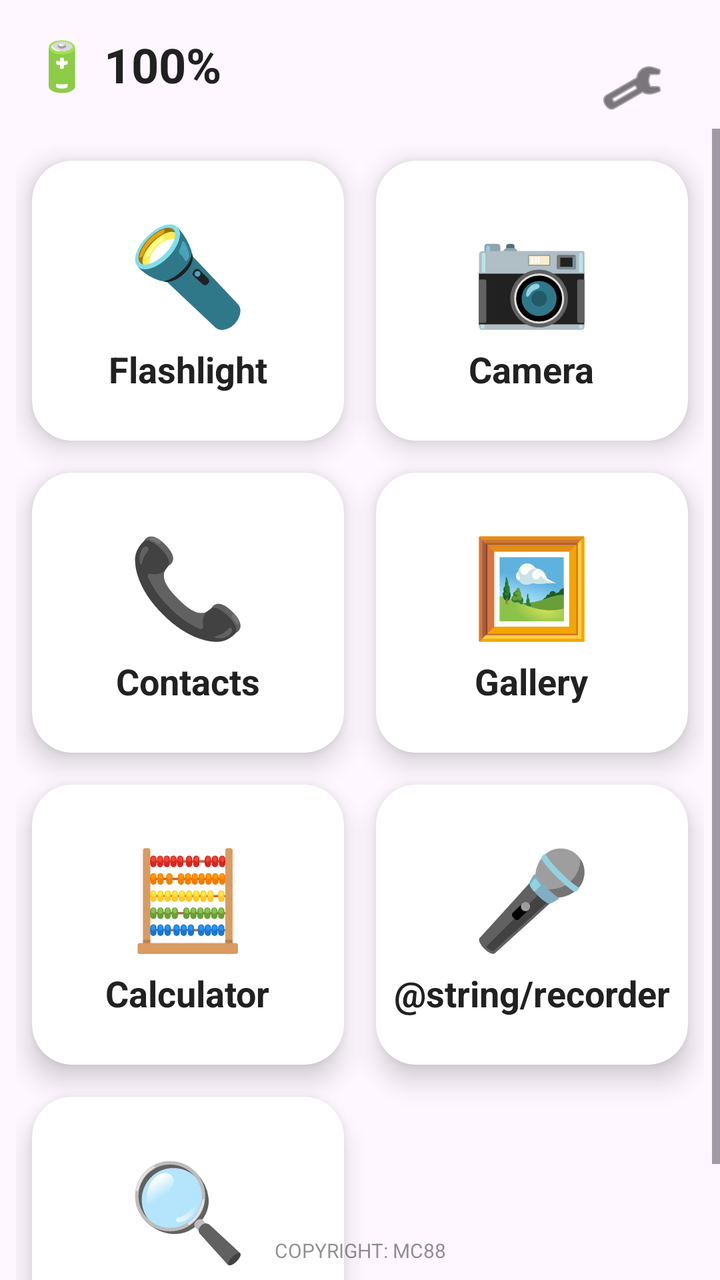
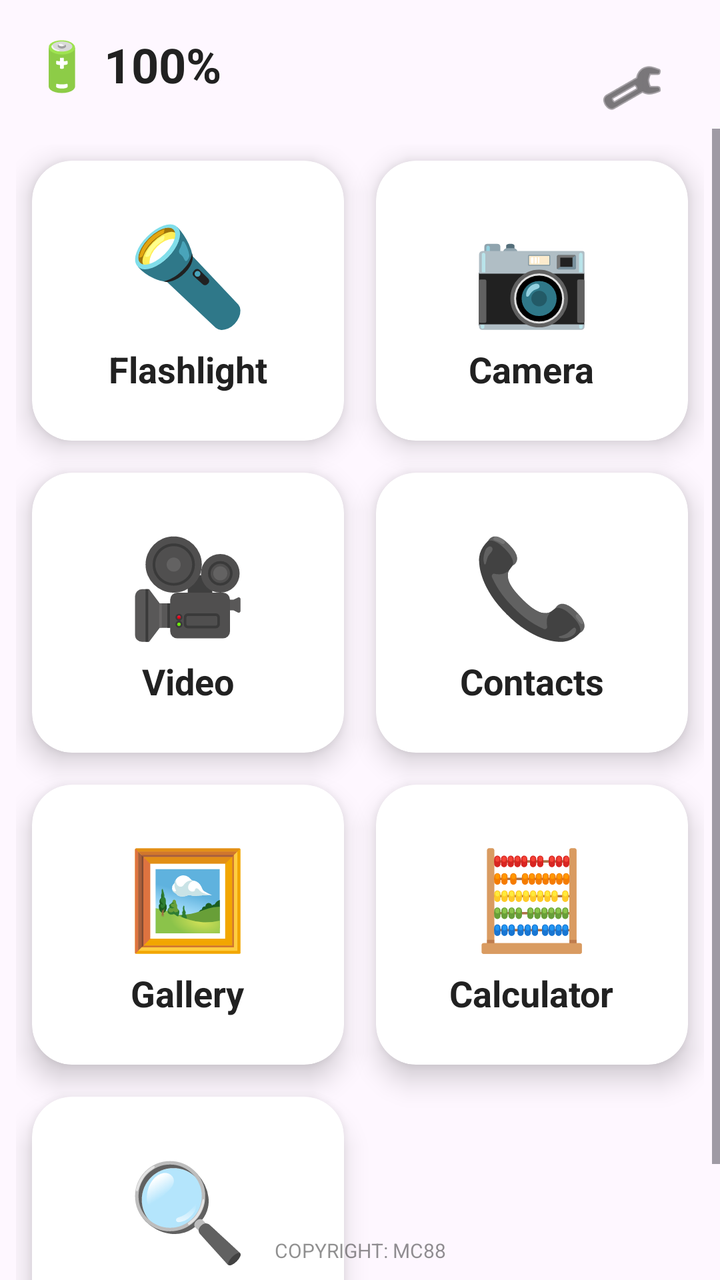

An Android layout rendered at two revisions. The XML below is the earlier revision; the diff shows what the commit changed to produce the second picture.
<!-- AndroidManifest.xml: application theme Theme.Quick88 -->
<!-- res/layout/activity_main.xml -->
<?xml version="1.0" encoding="utf-8"?>
<androidx.constraintlayout.widget.ConstraintLayout xmlns:android="http://schemas.android.com/apk/res/android"
    xmlns:app="http://schemas.android.com/apk/res-auto"
    android:layout_width="match_parent"
    android:layout_height="match_parent"
    android:background="?android:attr/colorBackground">

    <TextView
        android:id="@+id/tvBatteryTop"
        android:layout_width="wrap_content"
        android:layout_height="wrap_content"
        android:layout_margin="16dp"
        android:text="🔋 100%"
        android:textColor="?android:attr/textColorPrimary"
        android:textSize="24sp"
        android:textStyle="bold"
        app:layout_constraintStart_toStartOf="parent"
        app:layout_constraintTop_toTopOf="parent" />

    <ImageButton
        android:id="@+id/btnTheme"
        android:layout_width="56dp"
        android:layout_height="56dp"
        android:layout_margin="16dp"
        android:background="?attr/selectableItemBackgroundBorderless"
        android:src="@android:drawable/ic_menu_manage"
        app:layout_constraintEnd_toEndOf="parent"
        app:layout_constraintTop_toTopOf="parent"
        app:tint="?android:attr/textColorPrimary" />

    <ScrollView
        android:layout_width="match_parent"
        android:layout_height="0dp"
        android:layout_marginTop="16dp"
        app:layout_constraintBottom_toBottomOf="parent"
        app:layout_constraintTop_toBottomOf="@+id/tvBatteryTop">

        <GridLayout
            android:layout_width="match_parent"
            android:layout_height="wrap_content"
            android:columnCount="2"
            android:padding="8dp">

            <androidx.cardview.widget.CardView android:id="@+id/cardFlashlight" android:layout_width="0dp" android:layout_height="140dp" android:layout_columnWeight="1" android:layout_margin="8dp" app:cardCornerRadius="20dp" app:cardElevation="8dp">
                <LinearLayout android:layout_width="match_parent" android:layout_height="match_parent" android:gravity="center" android:orientation="vertical">
                    <TextView android:layout_width="wrap_content" android:layout_height="wrap_content" android:text="🔦" android:textSize="48sp" />
                    <TextView android:layout_width="wrap_content" android:layout_height="wrap_content" android:layout_marginTop="4dp" android:text="@string/flashlight" android:textColor="#212121" android:textSize="18sp" android:textStyle="bold" />
                </LinearLayout>
            </androidx.cardview.widget.CardView>

            <androidx.cardview.widget.CardView android:id="@+id/cardCamera" android:layout_width="0dp" android:layout_height="140dp" android:layout_columnWeight="1" android:layout_margin="8dp" app:cardCornerRadius="20dp" app:cardElevation="8dp">
                <LinearLayout android:layout_width="match_parent" android:layout_height="match_parent" android:gravity="center" android:orientation="vertical">
                    <TextView android:layout_width="wrap_content" android:layout_height="wrap_content" android:text="📷" android:textSize="48sp" />
                    <TextView android:layout_width="wrap_content" android:layout_height="wrap_content" android:layout_marginTop="4dp" android:text="@string/camera" android:textColor="#212121" android:textSize="18sp" android:textStyle="bold" />
                </LinearLayout>
            </androidx.cardview.widget.CardView>

            <androidx.cardview.widget.CardView android:id="@+id/cardContacts" android:layout_width="0dp" android:layout_height="140dp" android:layout_columnWeight="1" android:layout_margin="8dp" app:cardCornerRadius="20dp" app:cardElevation="8dp">
                <LinearLayout android:layout_width="match_parent" android:layout_height="match_parent" android:gravity="center" android:orientation="vertical">
                    <TextView android:layout_width="wrap_content" android:layout_height="wrap_content" android:text="📞" android:textSize="48sp" />
                    <TextView android:layout_width="wrap_content" android:layout_height="wrap_content" android:layout_marginTop="4dp" android:text="@string/contacts" android:textColor="#212121" android:textSize="18sp" android:textStyle="bold" />
                </LinearLayout>
            </androidx.cardview.widget.CardView>

            <androidx.cardview.widget.CardView android:id="@+id/cardGallery" android:layout_width="0dp" android:layout_height="140dp" android:layout_columnWeight="1" android:layout_margin="8dp" app:cardCornerRadius="20dp" app:cardElevation="8dp">
                <LinearLayout android:layout_width="match_parent" android:layout_height="match_parent" android:gravity="center" android:orientation="vertical">
                    <TextView android:layout_width="wrap_content" android:layout_height="wrap_content" android:text="🖼️" android:textSize="48sp" />
                    <TextView android:layout_width="wrap_content" android:layout_height="wrap_content" android:layout_marginTop="4dp" android:text="@string/gallery" android:textColor="#212121" android:textSize="18sp" android:textStyle="bold" />
                </LinearLayout>
            </androidx.cardview.widget.CardView>

            <androidx.cardview.widget.CardView android:id="@+id/cardCalculator" android:layout_width="0dp" android:layout_height="140dp" android:layout_columnWeight="1" android:layout_margin="8dp" app:cardCornerRadius="20dp" app:cardElevation="8dp">
                <LinearLayout android:layout_width="match_parent" android:layout_height="match_parent" android:gravity="center" android:orientation="vertical">
                    <TextView android:layout_width="wrap_content" android:layout_height="wrap_content" android:text="🧮" android:textSize="48sp" />
                    <TextView android:layout_width="wrap_content" android:layout_height="wrap_content" android:layout_marginTop="4dp" android:text="@string/calculator" android:textColor="#212121" android:textSize="18sp" android:textStyle="bold" />
                </LinearLayout>
            </androidx.cardview.widget.CardView>

            <androidx.cardview.widget.CardView android:id="@+id/cardRecorder" android:layout_width="0dp" android:layout_height="140dp" android:layout_columnWeight="1" android:layout_margin="8dp" app:cardCornerRadius="20dp" app:cardElevation="8dp">
                <LinearLayout android:layout_width="match_parent" android:layout_height="match_parent" android:gravity="center" android:orientation="vertical">
                    <TextView android:layout_width="wrap_content" android:layout_height="wrap_content" android:text="🎤" android:textSize="48sp" />
                    <TextView android:layout_width="wrap_content" android:layout_height="wrap_content" android:layout_marginTop="4dp" android:text="@string/recorder" android:textColor="#212121" android:textSize="18sp" android:textStyle="bold" />
                </LinearLayout>
            </androidx.cardview.widget.CardView>

            <androidx.cardview.widget.CardView android:id="@+id/cardMagnifier" android:layout_width="0dp" android:layout_height="140dp" android:layout_columnWeight="1" android:layout_margin="8dp" app:cardCornerRadius="20dp" app:cardElevation="8dp">
                <LinearLayout android:layout_width="match_parent" android:layout_height="match_parent" android:gravity="center" android:orientation="vertical">
                    <TextView android:layout_width="wrap_content" android:layout_height="wrap_content" android:text="🔍" android:textSize="48sp" />
                    <TextView android:layout_width="wrap_content" android:layout_height="wrap_content" android:layout_marginTop="4dp" android:text="@string/magnifier" android:textColor="#212121" android:textSize="18sp" android:textStyle="bold" />
                </LinearLayout>
            </androidx.cardview.widget.CardView>

        </GridLayout>
    </ScrollView>

    <TextView
        android:layout_width="wrap_content"
        android:layout_height="wrap_content"
        android:layout_marginBottom="8dp"
        android:alpha="0.5"
        android:text="COPYRIGHT: MC88"
        android:textColor="?android:attr/textColorPrimary"
        android:textSize="10sp"
        app:layout_constraintBottom_toBottomOf="parent"
        app:layout_constraintEnd_toEndOf="parent"
        app:layout_constraintStart_toStartOf="parent" />

</androidx.constraintlayout.widget.ConstraintLayout>
<!-- resources referenced by this layout -->
<resources>
  <string name="calculator">Calculator</string>
  <string name="camera">Camera</string>
  <string name="contacts">Contacts</string>
  <string name="flashlight">Flashlight</string>
  <string name="gallery">Gallery</string>
  <string name="magnifier">Magnifier</string>
  <style name="Theme.Quick88" parent="Theme.Material3.Light.NoActionBar">
          <item name="android:windowBackground">@color/bg_light</item>
          <item name="android:textColorPrimary">@color/text_light</item>
      </style>
  <color name="bg_light">#F5F5F5</color>
  <color name="text_light">#212121</color>
</resources>

<!-- the commit's change to res/layout/activity_main.xml (unified diff, before → after) -->
@@ -55,6 +55,13 @@
                 </LinearLayout>
             </androidx.cardview.widget.CardView>
 
+            <androidx.cardview.widget.CardView android:id="@+id/cardVideo" android:layout_width="0dp" android:layout_height="140dp" android:layout_columnWeight="1" android:layout_margin="8dp" app:cardCornerRadius="20dp" app:cardElevation="8dp">
+                <LinearLayout android:layout_width="match_parent" android:layout_height="match_parent" android:gravity="center" android:orientation="vertical">
+                    <TextView android:layout_width="wrap_content" android:layout_height="wrap_content" android:text="🎥" android:textSize="48sp" />
+                    <TextView android:layout_width="wrap_content" android:layout_height="wrap_content" android:layout_marginTop="4dp" android:text="@string/video_camera" android:textColor="#212121" android:textSize="18sp" android:textStyle="bold" />
+                </LinearLayout>
+            </androidx.cardview.widget.CardView>
+
             <androidx.cardview.widget.CardView android:id="@+id/cardContacts" android:layout_width="0dp" android:layout_height="140dp" android:layout_columnWeight="1" android:layout_margin="8dp" app:cardCornerRadius="20dp" app:cardElevation="8dp">
                 <LinearLayout android:layout_width="match_parent" android:layout_height="match_parent" android:gravity="center" android:orientation="vertical">
                     <TextView android:layout_width="wrap_content" android:layout_height="wrap_content" android:text="📞" android:textSize="48sp" />
@@ -73,13 +80,6 @@
                 <LinearLayout android:layout_width="match_parent" android:layout_height="match_parent" android:gravity="center" android:orientation="vertical">
                     <TextView android:layout_width="wrap_content" android:layout_height="wrap_content" android:text="🧮" android:textSize="48sp" />
                     <TextView android:layout_width="wrap_content" android:layout_height="wrap_content" android:layout_marginTop="4dp" android:text="@string/calculator" android:textColor="#212121" android:textSize="18sp" android:textStyle="bold" />
-                </LinearLayout>
-            </androidx.cardview.widget.CardView>
-
-            <androidx.cardview.widget.CardView android:id="@+id/cardRecorder" android:layout_width="0dp" android:layout_height="140dp" android:layout_columnWeight="1" android:layout_margin="8dp" app:cardCornerRadius="20dp" app:cardElevation="8dp">
-                <LinearLayout android:layout_width="match_parent" android:layout_height="match_parent" android:gravity="center" android:orientation="vertical">
-                    <TextView android:layout_width="wrap_content" android:layout_height="wrap_content" android:text="🎤" android:textSize="48sp" />
-                    <TextView android:layout_width="wrap_content" android:layout_height="wrap_content" android:layout_marginTop="4dp" android:text="@string/recorder" android:textColor="#212121" android:textSize="18sp" android:textStyle="bold" />
                 </LinearLayout>
             </androidx.cardview.widget.CardView>
 
<!-- resource entries referenced after the edit -->
@@ -6,6 +6,7 @@
   <string name="flashlight">Flashlight</string>
   <string name="gallery">Gallery</string>
   <string name="magnifier">Magnifier</string>
+  <string name="video_camera">Video</string>
   <style name="Theme.Quick88" parent="Theme.Material3.Light.NoActionBar">
           <item name="android:windowBackground">@color/bg_light</item>
           <item name="android:textColorPrimary">@color/text_light</item>
